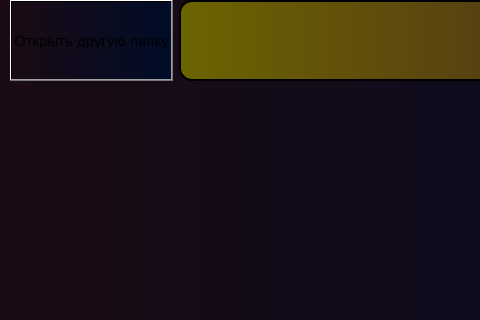
Before: the Qt Designer form photo_open_In_Folder/open_folder.ui in RaZe31-cs/photo-viewing-app, drawn with Qt 5; both pictures show x 0 to 480 and y 0 to 320 of the 1100 by 800 pixel window.
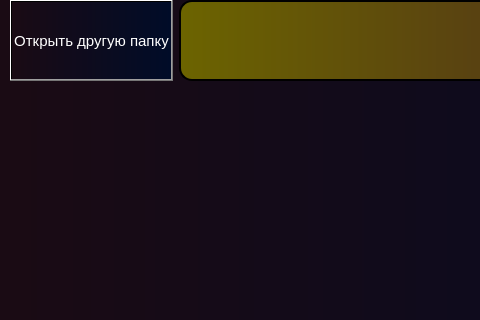
After: the same form once the commit is applied. Icons and pictures are not drawn.

Commit message: update color text

```diff
--- a/photo_open_In_Folder/open_folder.ui
+++ b/photo_open_In_Folder/open_folder.ui
@@ -21,6 +21,7 @@
   </property>
   <property name="styleSheet">
    <string notr="true">background-color: qlineargradient(spread:pad, x1:0, y1:0, x2:1, y2:0, stop:0 rgba(26,11,20, 255), stop:1 rgba(0, 12, 40, 255));
+color: rgb(255, 255, 255);
 </string>
   </property>
   <widget class="QWidget" name="centralwidget">
```
The commit also changes 4 other files.
